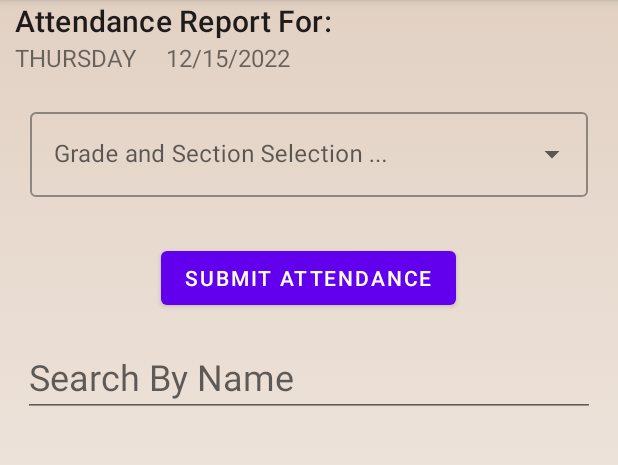
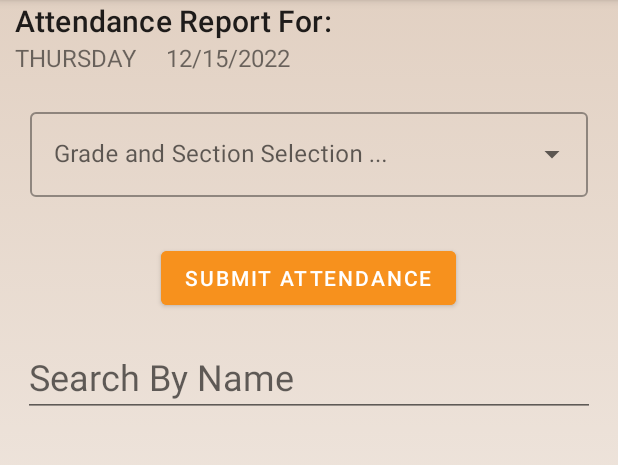
Before and after one commit to adumitriu21/ReachedApp, an Android app: the TeacherAttendanceView screen opened through its navigation route, on a phone screen of 412 x 824 dp, the part 84-549 px from its top. Run offline under Robolectric (Android 15) with nearby library versions, the phone set to English and light mode, and no system bars; our stand-ins replace Firebase (no records; nobody signed in at launch, a user with empty details on screens opened directly).

Commit message:
Fixed homeroom dropdown bug

```diff
--- a/app/src/main/java/com/example/reachedapp/Views/TeacherAttendanceView.kt
+++ b/app/src/main/java/com/example/reachedapp/Views/TeacherAttendanceView.kt
@@ -93,7 +93,7 @@ class TeacherAttendanceView : Fragment() {
         * */
         homeroomSelect.onItemClickListener = OnItemClickListener { parent, _, position, _ ->
             val selectedHomeroom = parent.getItemAtPosition(position)
-
+            studentList.clear()
             ref.addValueEventListener(object : ValueEventListener {
                 override fun onDataChange(dataSnapshot: DataSnapshot) {
                     for (dsp in dataSnapshot.children) {
--- a/app/src/main/res/layout/fragment_parent_attendance_view.xml
+++ b/app/src/main/res/layout/fragment_parent_attendance_view.xml
@@ -93,7 +93,8 @@
             android:layout_width="wrap_content"
             android:layout_height="wrap_content"
             android:layout_marginTop="20dp"
-            android:text="Submit Attendance"></Button>
+            android:text="Submit Attendance"
+            android:backgroundTint="@color/gold"/>
 
     </LinearLayout>
 
--- a/app/src/main/res/layout/fragment_teacher_attendance_view.xml
+++ b/app/src/main/res/layout/fragment_teacher_attendance_view.xml
@@ -97,7 +97,8 @@
                     android:layout_height="wrap_content"
                     android:layout_centerHorizontal="true"
                     android:layout_marginTop="10dp"
-                    android:text="Submit Attendance"></Button>
+                    android:text="Submit Attendance"
+                    android:backgroundTint="@color/gold"/>
 
                 <EditText
                     android:id="@+id/searchByName"
```
